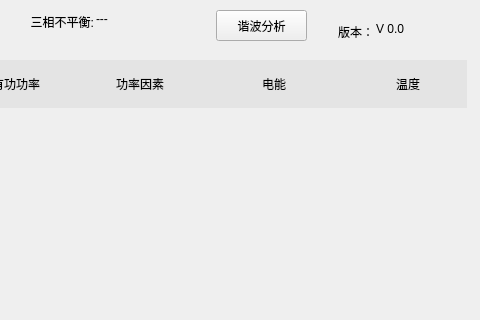
First picture: the form in BusBar-Qt/line/linewid.ui, repository luozhiyong131/BusBar, before the edit; both pictures show x 544 to 1024 and y 0 to 320 of the 1024 by 427 pixel window.
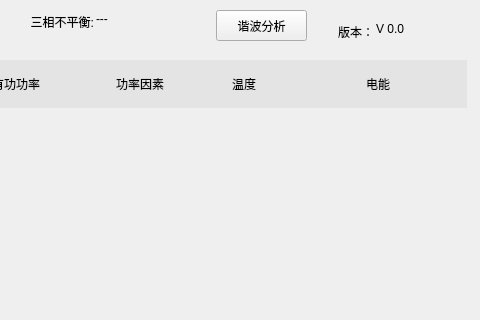
Second picture: the form after the edit.

```diff
--- a/BusBar-Qt/line/linewid.ui
+++ b/BusBar-Qt/line/linewid.ui
@@ -298,7 +298,7 @@
         </widget>
        </item>
        <item>
-        <widget class="QLabel" name="label_7">
+        <widget class="QLabel" name="label_4">
          <property name="minimumSize">
           <size>
            <width>100</width>
@@ -307,12 +307,12 @@
          </property>
          <property name="maximumSize">
           <size>
-           <width>160</width>
+           <width>100</width>
            <height>16777215</height>
           </size>
          </property>
          <property name="text">
-          <string>电能</string>
+          <string>温度</string>
          </property>
          <property name="alignment">
           <set>Qt::AlignCenter</set>
@@ -320,7 +320,7 @@
         </widget>
        </item>
        <item>
-        <widget class="QLabel" name="label_4">
+        <widget class="QLabel" name="label_7">
          <property name="minimumSize">
           <size>
            <width>100</width>
@@ -329,12 +329,12 @@
          </property>
          <property name="maximumSize">
           <size>
-           <width>100</width>
+           <width>160</width>
            <height>16777215</height>
           </size>
          </property>
          <property name="text">
-          <string>温度</string>
+          <string>电能</string>
          </property>
          <property name="alignment">
           <set>Qt::AlignCenter</set>
```
